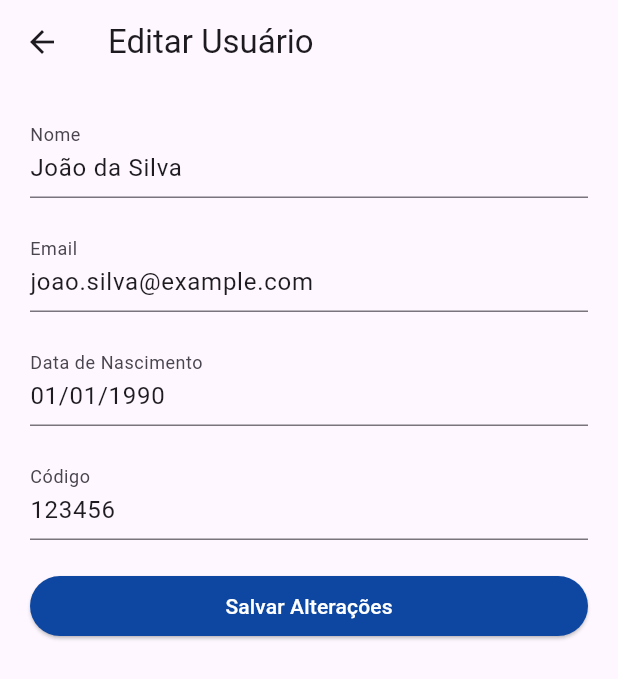
After one commit to marcosmedeirros/ATUproject, a Flutter app: the Carteira screen opened directly, item 3 of the bottom bar chosen, after a tap on "Editar Usuário", on a phone screen of 412 x 824 dp. The commit adds this screen. Shown: the top 679 px of the screen. Run offline on Flutter 3.47's test engine with Material 3 defaults, Android fonts, the phone set to English and light mode, and no system bars.

Commit message:
Editar Usuario

```diff
--- a/lib/screens/carteira.dart
+++ b/lib/screens/carteira.dart
@@ -1,6 +1,7 @@
 import 'package:flutter/material.dart';
 import 'package:telalogin/screens/carteira.dart';
 import 'package:telalogin/screens/inicio.dart';
+import 'package:telalogin/screens/editar_usuario.dart'; // Importe a nova página aqui
 
 class Carteira extends StatefulWidget {
   const Carteira({Key? key});
@@ -20,7 +21,7 @@ class _CarteiraState extends State<Carteira> {
   Widget build(BuildContext context) {
     return Scaffold(
       appBar: AppBar(
-        title: const Text('Home'),
+        title: const Text('Carteira'),
       ),
       body: Column(
         children: [
@@ -80,6 +81,22 @@ class _CarteiraState extends State<Carteira> {
               ),
             ),
           ),
+          // Botão para editar usuário
+          ElevatedButton(
+            style: ElevatedButton.styleFrom(
+              backgroundColor: Colors.blue[900], // Define a cor do botão como Azul(900)
+            ),
+            onPressed: () {
+              Navigator.push(
+                context,
+                MaterialPageRoute(builder: (_) => EditarUsuario()),
+              );
+            },
+            child: Text(
+              'Editar Usuário',
+              style: TextStyle(color: Colors.white), // Define a cor do texto como branco
+            ),
+          ),
           // Menu Inferior
           Expanded(
             child: Align(
--- /dev/null
+++ b/lib/screens/editar_usuario.dart
@@ -0,0 +1,94 @@
+import 'package:flutter/material.dart';
+import 'package:telalogin/screens/carteira.dart';
+
+class EditarUsuario extends StatefulWidget {
+  @override
+  _EditarUsuarioState createState() => _EditarUsuarioState();
+}
+
+class _EditarUsuarioState extends State<EditarUsuario> {
+  // Dados do usuário
+  String nome = 'João da Silva';
+  String email = 'joao.silva@example.com';
+  String dataNascimento = '01/01/1990';
+  String codigo = '123456';
+
+  // Controladores para os campos de texto
+  TextEditingController nomeController = TextEditingController();
+  TextEditingController emailController = TextEditingController();
+  TextEditingController dataNascimentoController = TextEditingController();
+  TextEditingController codigoController = TextEditingController();
+
+  @override
+  void initState() {
+    super.initState();
+    // Preencher os controladores com os dados do usuário
+    nomeController.text = nome;
+    emailController.text = email;
+    dataNascimentoController.text = dataNascimento;
+    codigoController.text = codigo;
+  }
+
+  @override
+  Widget build(BuildContext context) {
+    return Scaffold(
+      appBar: AppBar(
+        title: Text('Editar Usuário'),
+      ),
+      body: SingleChildScrollView(
+        padding: EdgeInsets.all(20.0),
+        child: Column(
+          crossAxisAlignment: CrossAxisAlignment.stretch,
+          children: [
+            TextFormField(
+              controller: nomeController,
+              decoration: InputDecoration(labelText: 'Nome'),
+            ),
+            SizedBox(height: 20),
+            TextFormField(
+              controller: emailController,
+              decoration: InputDecoration(labelText: 'Email'),
+            ),
+            SizedBox(height: 20),
+            TextFormField(
+              controller: dataNascimentoController,
+              decoration: InputDecoration(labelText: 'Data de Nascimento'),
+            ),
+            SizedBox(height: 20),
+            TextFormField(
+              controller: codigoController,
+              decoration: InputDecoration(labelText: 'Código'),
+            ),
+            SizedBox(height: 20),
+            ElevatedButton(
+              style: ElevatedButton.styleFrom(
+                backgroundColor: Colors.blue[900], // Define a cor de fundo como Azul(900)
+              ),
+              onPressed: () {
+                // Atualizar os dados do usuário com os valores dos controladores
+                setState(() {
+                  nome = nomeController.text;
+                  email = emailController.text;
+                  dataNascimento = dataNascimentoController.text;
+                  codigo = codigoController.text;
+                });
+                // Exibir um snackbar ou outra ação para confirmar a atualização
+                ScaffoldMessenger.of(context).showSnackBar(
+                  SnackBar(
+                    content: Text('Dados do usuário atualizados!'),
+                  ),
+                );
+                // Retornar à página Carteira
+                Navigator.pop(context);
+              },
+              child: Text(
+                'Salvar Alterações',
+                style: TextStyle(color: Colors.white), // Define a cor do texto como branco
+              ),
+            ),
+          ],
+        ),
+      ),
+    );
+  }
+}
```
